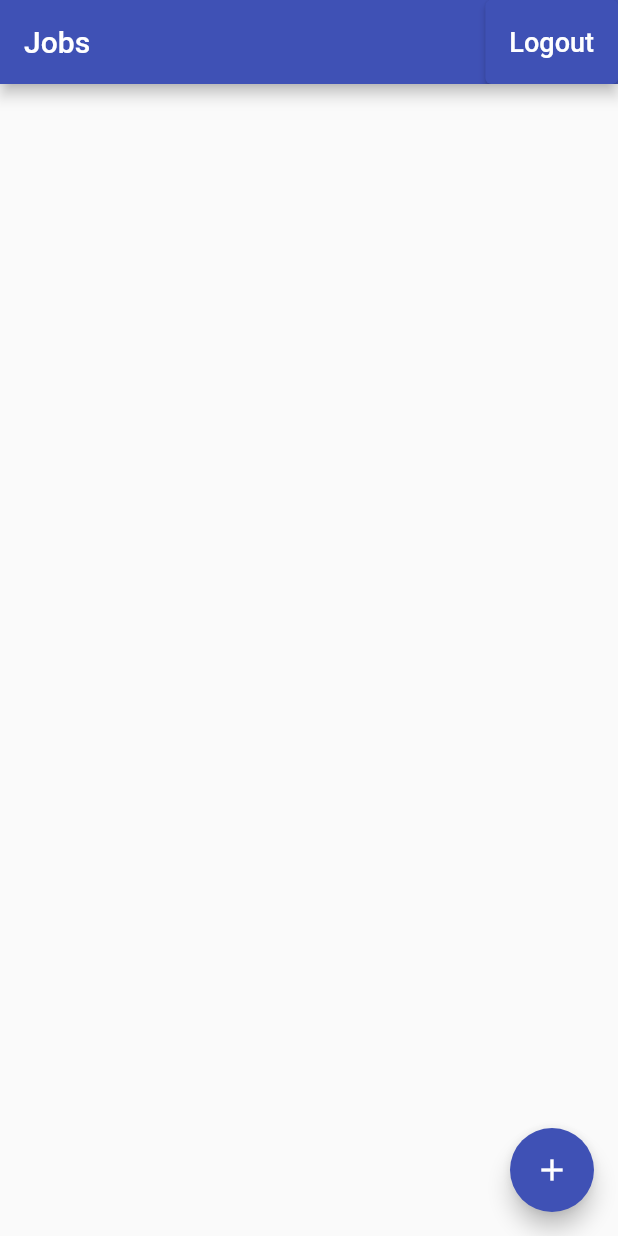
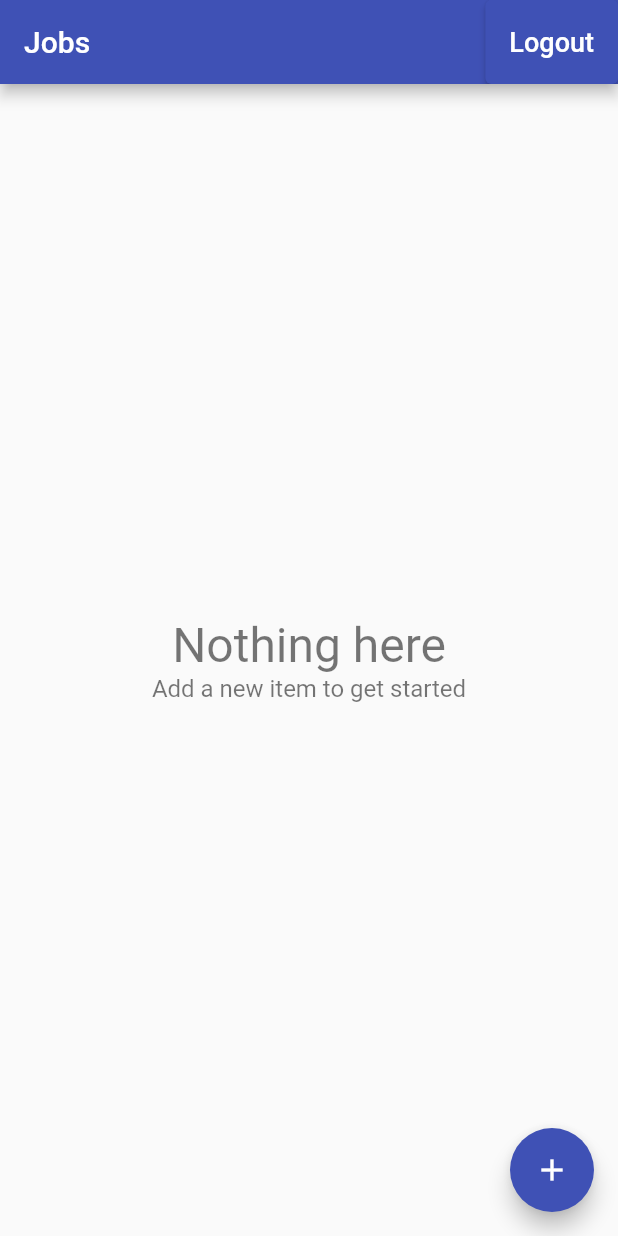
Before and after one commit to tagirahmad/time_tracker_mobile_app, a Flutter app: the screen it shows once a user with an empty profile is signed in, on a phone screen of 412 x 824 dp. Run offline on Flutter 3.47's test engine with Material 2 defaults, Android fonts, the phone set to English and light mode, and no system bars; our stand-ins replace cloud_firestore, firebase_auth, firebase_core, google_sign_in; missing offline and left inert: flutter_login_facebook; accounts and stored records are empty; project files that could hold a hidden picture were left out.

Commit message:
Add empty job content

```diff
--- /dev/null
+++ b/lib/app/home/jobs/empty_content.dart
@@ -0,0 +1,31 @@
+import 'package:flutter/material.dart';
+
+class EmptyContent extends StatelessWidget {
+  const EmptyContent({
+    Key? key,
+    this.title = 'Nothing here',
+    this.message = 'Add a new item to get started',
+  }) : super(key: key);
+
+  final String title;
+  final String message;
+
+  @override
+  Widget build(BuildContext context) {
+    return Center(
+      child: Column(
+        mainAxisAlignment: MainAxisAlignment.center,
+        children: [
+          Text(
+            title,
+            style: TextStyle(fontSize: 32.0, color: Colors.black54),
+          ),
+          Text(
+            message,
+            style: TextStyle(fontSize: 16.0, color: Colors.black54),
+          ),
+        ],
+      ),
+    );
+  }
+}
--- a/lib/app/home/jobs/jobs_page.dart
+++ b/lib/app/home/jobs/jobs_page.dart
@@ -1,9 +1,8 @@
-import 'package:firebase_core/firebase_core.dart';
 import 'package:flutter/material.dart';
 import 'package:provider/provider.dart';
 import 'package:time_tracker_flutter_course/app/common_widgets/show_alert_dialog.dart';
-import 'package:time_tracker_flutter_course/app/common_widgets/show_exeption_alert_dialog.dart';
 import 'package:time_tracker_flutter_course/app/home/jobs/edit_job_page.dart';
+import 'package:time_tracker_flutter_course/app/home/jobs/empty_content.dart';
 import 'package:time_tracker_flutter_course/app/home/jobs/job_list_tile.dart';
 import 'package:time_tracker_flutter_course/services/auth.dart';
 import 'package:time_tracker_flutter_course/services/database.dart';
@@ -70,7 +69,8 @@ class JobsPage extends StatelessWidget {
       builder: (context, snapshot) {
         if (snapshot.hasData) {
           final jobs = snapshot.data;
-          final children = jobs!
+          if (jobs!.isNotEmpty) {
+            final children = jobs
                 .map((job) => JobListTile(
                       job: job,
                       onTap: () => EditJobPage.show(context, job: job),
@@ -79,6 +79,8 @@ class JobsPage extends StatelessWidget {
             return ListView(
               children: children,
             );
+          }
+          return EmptyContent();
         } else if (snapshot.hasError) {
           return Center(
             child: Text('Some error occured'),
```
Lines whose indentation alone changed are shown as unchanged.
